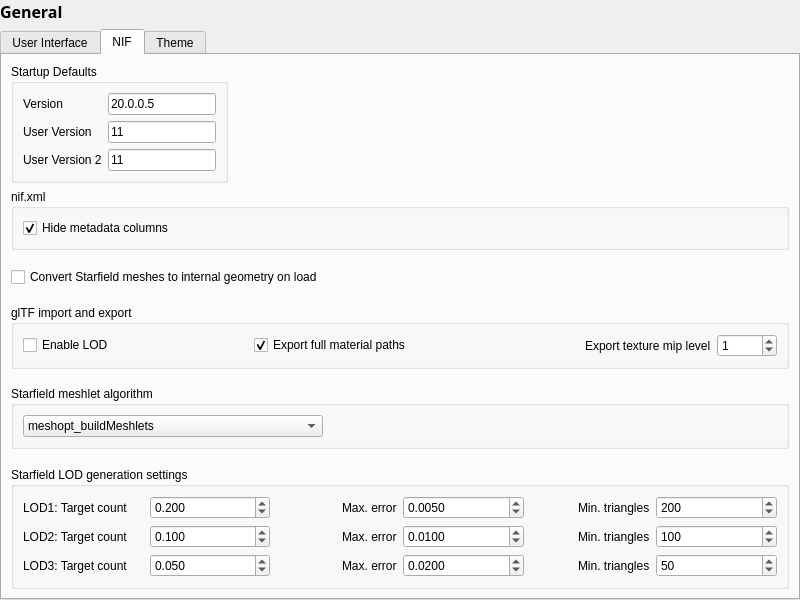
The window that src/ui/settingsgeneral.ui (fo76utils/nifskope) describes before a commit, drawn with Qt 5.
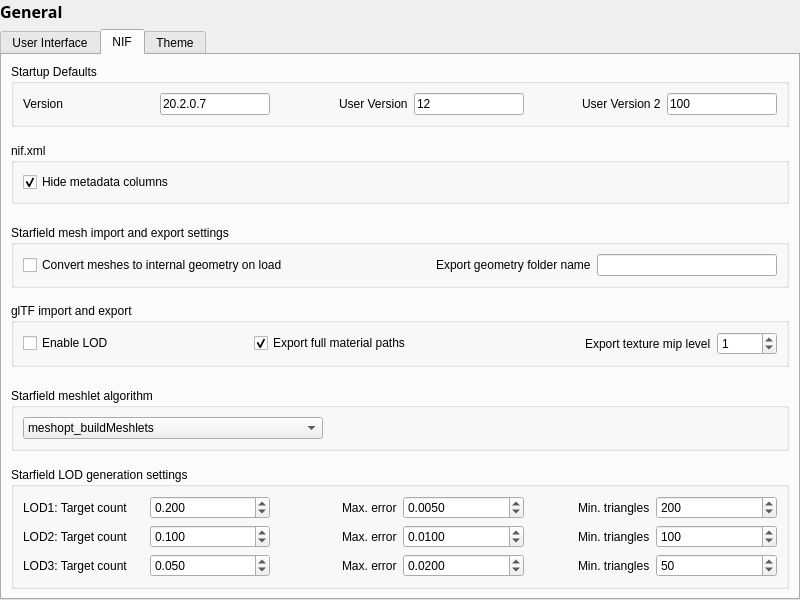
The same window after the commit. The open tabs and pages were chosen to show the change. Custom widgets are drawn as their Qt base class.

Commit message: Added new setting to export .mesh files under a custom sub-directory

Diff of the .ui file:
```diff
--- a/src/ui/settingsgeneral.ui
+++ b/src/ui/settingsgeneral.ui
@@ -71,7 +71,7 @@
          <property name="flat">
           <bool>true</bool>
          </property>
-         <layout class="QVBoxLayout" name="verticalLayout_2">
+         <layout class="QVBoxLayout" name="verticalLayout_3">
           <item>
            <widget class="QComboBox" name="language">
             <property name="enabled">
@@ -139,7 +139,7 @@
         </widget>
        </item>
        <item>
-        <widget class="QGroupBox" name="groupBox_1">
+        <widget class="QGroupBox" name="groupBox_2">
          <property name="title">
           <string>Misc</string>
          </property>
@@ -176,20 +176,14 @@
       <attribute name="title">
        <string>NIF</string>
       </attribute>
-      <layout class="QVBoxLayout" name="verticalLayout_3">
+      <layout class="QVBoxLayout" name="verticalLayout_4">
        <item>
         <widget class="QGroupBox" name="startupDefaults">
-         <property name="sizePolicy">
-          <sizepolicy hsizetype="Maximum" vsizetype="Maximum">
-           <horstretch>0</horstretch>
-           <verstretch>0</verstretch>
-          </sizepolicy>
-         </property>
          <property name="title">
           <string>Startup Defaults</string>
          </property>
-         <layout class="QFormLayout" name="formLayout">
-          <item row="0" column="0">
+         <layout class="QHBoxLayout" name="horizontalLayout_1">
+          <item column="0">
            <widget class="QLabel" name="lblVersion">
             <property name="text">
              <string>Version</string>
@@ -199,14 +193,20 @@
             </property>
            </widget>
           </item>
-          <item row="0" column="1">
+          <item column="1">
            <widget class="QLineEdit" name="version">
+            <property name="maximumSize">
+             <size>
+              <width>110</width>
+              <height>30</height>
+             </size>
+            </property>
             <property name="text">
-             <string>20.0.0.5</string>
+             <string>20.2.0.7</string>
             </property>
            </widget>
           </item>
-          <item row="1" column="0">
+          <item column="2" alignment="Qt::AlignRight">
            <widget class="QLabel" name="lblUserVersion">
             <property name="text">
              <string>User Version</string>
@@ -216,14 +216,20 @@
             </property>
            </widget>
           </item>
-          <item row="1" column="1">
+          <item column="3">
            <widget class="QLineEdit" name="userVersion">
+            <property name="maximumSize">
+             <size>
+              <width>110</width>
+              <height>30</height>
+             </size>
+            </property>
             <property name="text">
-             <string>11</string>
+             <string>12</string>
             </property>
            </widget>
           </item>
-          <item row="2" column="0">
+          <item column="4" alignment="Qt::AlignRight">
            <widget class="QLabel" name="lblUserVersion2">
             <property name="text">
              <string>User Version 2</string>
@@ -233,10 +239,16 @@
             </property>
            </widget>
           </item>
-          <item row="2" column="1">
+          <item column="5">
            <widget class="QLineEdit" name="userVersion2">
+            <property name="maximumSize">
+             <size>
+              <width>110</width>
+              <height>30</height>
+             </size>
+            </property>
             <property name="text">
-             <string>11</string>
+             <string>100</string>
             </property>
            </widget>
           </item>
@@ -244,14 +256,27 @@
         </widget>
        </item>
        <item>
-        <widget class="QGroupBox" name="groupBox_2">
+        <spacer name="verticalSpacer_2">
+         <property name="orientation">
+          <enum>Qt::Vertical</enum>
+         </property>
+         <property name="sizeHint" stdset="0">
+          <size>
+           <width>20</width>
+           <height>15</height>
+          </size>
+         </property>
+        </spacer>
+       </item>
+       <item>
+        <widget class="QGroupBox" name="groupBox_3">
          <property name="title">
           <string>nif.xml</string>
          </property>
          <property name="flat">
           <bool>true</bool>
          </property>
-         <layout class="QVBoxLayout" name="verticalLayout_4">
+         <layout class="QVBoxLayout" name="verticalLayout_5">
           <item>
            <widget class="QCheckBox" name="checkBox">
             <property name="text">
@@ -265,29 +290,6 @@
          </layout>
         </widget>
        </item>
-       <item>
-        <spacer name="verticalSpacer_2">
-         <property name="orientation">
-          <enum>Qt::Vertical</enum>
-         </property>
-         <property name="sizeHint" stdset="0">
-          <size>
-           <width>20</width>
-           <height>20</height>
-          </size>
-         </property>
-        </spacer>
-       </item>
-       <item>
-        <widget class="QCheckBox" name="sfConvertExtMeshes">
-         <property name="text">
-          <string>Convert Starfield meshes to internal geometry on load</string>
-         </property>
-         <property name="checked">
-          <bool>false</bool>
-         </property>
-        </widget>
-       </item>
        <item>
         <spacer name="verticalSpacer_3">
          <property name="orientation">
@@ -302,15 +304,73 @@
         </spacer>
        </item>
        <item>
-        <widget class="QGroupBox" name="groupBox_3">
+        <widget class="QGroupBox" name="groupBox_4">
+         <property name="title">
+          <string>Starfield mesh import and export settings</string>
+         </property>
+         <property name="flat">
+          <bool>true</bool>
+         </property>
+         <layout class="QHBoxLayout" name="horizontalLayout_2">
+          <item column="0">
+           <widget class="QCheckBox" name="sfConvertExtMeshes">
+            <property name="text">
+             <string>Convert meshes to internal geometry on load</string>
+            </property>
+            <property name="checked">
+             <bool>false</bool>
+            </property>
+           </widget>
+          </item>
+          <item column="1" alignment="Qt::AlignRight">
+           <widget class="QLabel" name="lblMeshExportDir">
+            <property name="text">
+             <string>Export geometry folder name</string>
+            </property>
+            <property name="buddy">
+             <cstring>meshExportDir</cstring>
+            </property>
+           </widget>
+          </item>
+          <item column="2">
+           <widget class="QLineEdit" name="meshExportDir">
+            <property name="maximumSize">
+             <size>
+              <width>180</width>
+              <height>30</height>
+             </size>
+            </property>
+            <property name="text">
+             <string></string>
+            </property>
+           </widget>
+          </item>
+         </layout>
+        </widget>
+       </item>
+       <item>
+        <spacer name="verticalSpacer_4">
+         <property name="orientation">
+          <enum>Qt::Vertical</enum>
+         </property>
+         <property name="sizeHint" stdset="0">
+          <size>
+           <width>20</width>
+           <height>15</height>
+          </size>
+         </property>
+        </spacer>
+       </item>
+       <item>
+        <widget class="QGroupBox" name="groupBox_5">
          <property name="title">
           <string>glTF import and export</string>
          </property>
          <property name="flat">
           <bool>true</bool>
          </property>
-         <layout class="QGridLayout" name="gridLayout_3">
-          <item row="0" column="0">
+         <layout class="QHBoxLayout" name="horizontalLayout_3">
+          <item column="0">
            <widget class="QCheckBox" name="gltfEnableLOD">
             <property name="text">
              <string>Enable LOD</string>
@@ -320,7 +380,7 @@
             </property>
            </widget>
           </item>
-          <item row="0" column="1">
+          <item column="1">
            <widget class="QCheckBox" name="gltfFullMatPaths">
             <property name="text">
              <string>Export full material paths</string>
@@ -330,7 +390,7 @@
             </property>
            </widget>
           </item>
-          <item row="0" column="2" alignment="Qt::AlignRight">
+          <item column="2" alignment="Qt::AlignRight">
            <widget class="QLabel" name="lblGLTFExportMipLevel">
             <property name="text">
              <string>Export texture mip level</string>
@@ -340,7 +400,7 @@
             </property>
            </widget>
           </item>
-          <item row="0" column="3">
+          <item column="3">
            <widget class="QSpinBox" name="glTFExportMipLevel">
             <property name="maximumSize">
              <size>
@@ -366,7 +426,7 @@
         </widget>
        </item>
        <item>
-        <spacer name="verticalSpacer_4">
+        <spacer name="verticalSpacer_5">
          <property name="orientation">
           <enum>Qt::Vertical</enum>
          </property>
@@ -379,14 +439,14 @@
         </spacer>
        </item>
        <item>
-        <widget class="QGroupBox" name="groupBox_4">
+        <widget class="QGroupBox" name="groupBox_6">
          <property name="title">
           <string>Starfield meshlet algorithm</string>
          </property>
          <property name="flat">
           <bool>true</bool>
          </property>
-         <layout class="QVBoxLayout" name="verticalLayout_5">
+         <layout class="QVBoxLayout" name="verticalLayout_6">
           <item>
            <widget class="QComboBox" name="starfieldMeshletAlgorithm">
             <property name="maximumSize">
@@ -429,27 +489,27 @@
         </widget>
        </item>
        <item>
-        <spacer name="verticalSpacer_5">
+        <spacer name="verticalSpacer_6">
          <property name="orientation">
           <enum>Qt::Vertical</enum>
          </property>
          <property name="sizeHint" stdset="0">
           <size>
            <width>20</width>
-           <height>20</height>
+           <height>15</height>
           </size>
          </property>
         </spacer>
        </item>
        <item>
-        <widget class="QGroupBox" name="groupBox_5">
+        <widget class="QGroupBox" name="groupBox_7">
          <property name="title">
           <string>Starfield LOD generation settings</string>
          </property>
          <property name="flat">
           <bool>true</bool>
          </property>
-         <layout class="QGridLayout" name="gridLayout_4">
+         <layout class="QGridLayout" name="gridLayout_3">
           <item row="0" column="0">
            <widget class="QLabel" name="lblSFLODGenTargetCnt1">
             <property name="text">
```
Left out of the diff: 2 changed lines with no effect on the pictures.
